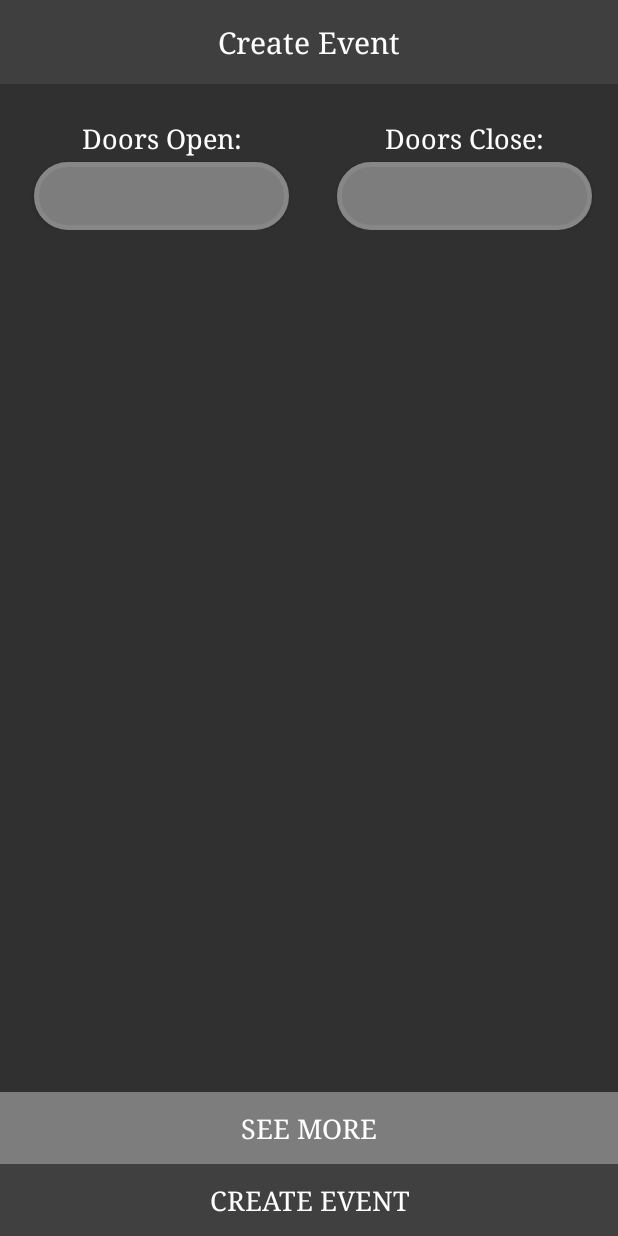
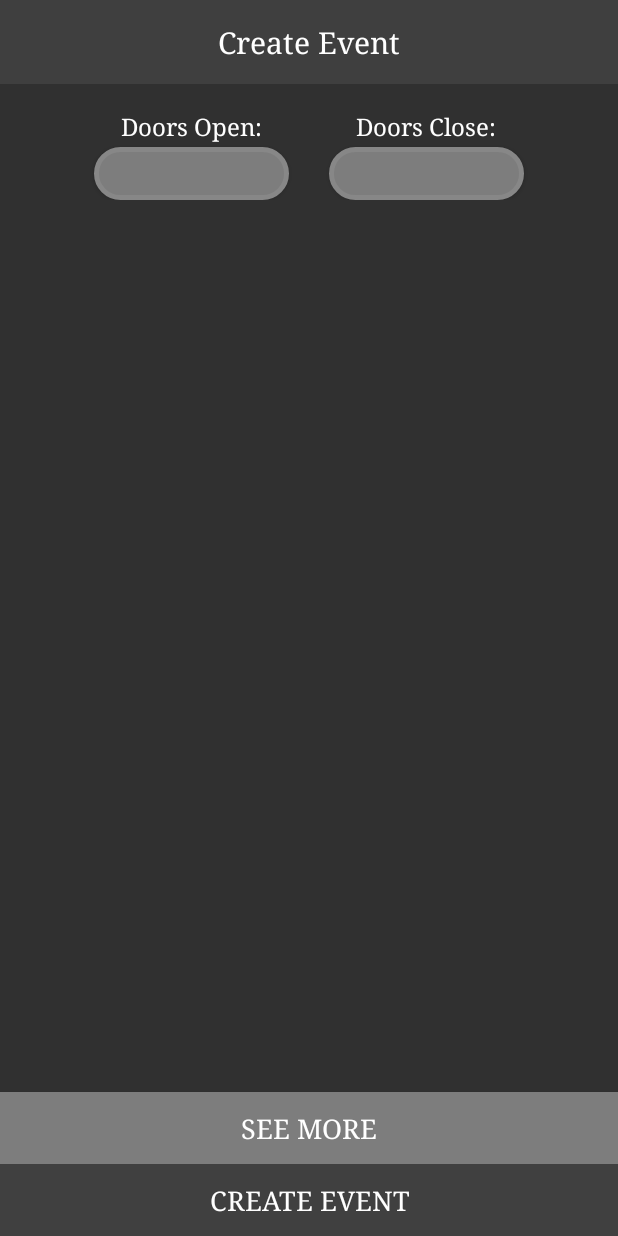
Before and after one commit to chuckan13/digitalpassbookclient, an Android app: the layout fragment_create_event.xml on its own in the app's theme, with its tools: preview values and no code run, on a phone screen of 412 x 824 dp. Run offline under Robolectric (Android 15) with nearby library versions, the phone set to English and light mode, and no system bars; network calls fail.

Commit message:
Updated for Dondero's Phone

```diff
--- a/digitalpassbook2/app/src/main/java/com/example/digitalpassbook2/organization/home/OrganizationEventListAdapter.kt
+++ b/digitalpassbook2/app/src/main/java/com/example/digitalpassbook2/organization/home/OrganizationEventListAdapter.kt
@@ -80,7 +80,7 @@ class OrganizationEventListAdapter (private val context: Context,
         dialog.setCanceledOnTouchOutside(true)
         dialog.setContentView(R.layout.dialog_organization_listview)
         dialog.window?.setGravity(Gravity.CENTER)
-        dialog.window?.setLayout(900, 700)
+        dialog.window?.setLayout(600, 470)
 
         val distributed = dialog.findViewById<TextView>(R.id.passes_distributed)
         event.id.let { it1 -> organizationEventListViewModel.getStudents(it1) }
--- a/digitalpassbook2/app/src/main/res/layout-v21/adapter_student_pass_list.xml
+++ b/digitalpassbook2/app/src/main/res/layout-v21/adapter_student_pass_list.xml
@@ -17,9 +17,9 @@
         android:layout_height="30dp"
         android:layout_alignParentStart ="true"
         android:layout_centerVertical="true"
-        android:layout_marginTop="8dp"
-        android:layout_marginStart="8dp"
-        android:layout_marginBottom="8dp"
+        android:layout_marginTop="5dp"
+        android:layout_marginStart="5dp"
+        android:layout_marginBottom="5dp"
         android:focusable="false"
         android:focusableInTouchMode="false"
         tools:ignore="RtlSymmetry"
--- a/digitalpassbook2/app/src/main/res/layout/fragment_create_event.xml
+++ b/digitalpassbook2/app/src/main/res/layout/fragment_create_event.xml
@@ -40,7 +40,7 @@
         android:layout_gravity="center"
         android:layout_marginStart="@dimen/activity_horizontal_margin"
         android:layout_marginEnd="@dimen/activity_horizontal_margin"
-        android:layout_marginTop="24dp"
+        android:layout_marginTop="17dp"
         android:orientation="horizontal" >
 
         <LinearLayout
@@ -56,9 +56,9 @@
                 android:text="@string/doors_open_text"
                 android:typeface="serif"
                 android:textColor="#FFFFFF"
-                android:textSize="18sp"
-                android:layout_marginStart="10dp"
-                android:layout_marginEnd="16dp" >
+                android:textSize="16sp"
+                android:layout_marginStart="7dp"
+                android:layout_marginEnd="11dp" >
             </TextView>
 
             <Button
@@ -67,17 +67,17 @@
                 android:layout_gravity="center"
                 android:textColor="#FFFFFF"
                 android:typeface="serif"
-                android:textSize="16sp"
-                android:layout_width="170dp"
-                android:layout_height="45dp"
+                android:textSize="14sp"
+                android:layout_width="130dp"
+                android:layout_height="35dp"
                 android:background="@drawable/button_one"
                 android:shadowColor="#000000"
                 android:shadowDx="0"
                 android:shadowDy="0"
                 android:shadowRadius="5"
-                android:layout_marginTop="4dp"
-                android:layout_marginStart="10dp"
-                android:layout_marginEnd="16dp" />
+                android:layout_marginTop="3dp"
+                android:layout_marginStart="7dp"
+                android:layout_marginEnd="11dp" />
 
         </LinearLayout>
 
@@ -94,9 +94,9 @@
                 android:text="@string/doors_close_text"
                 android:textColor="#FFFFFF"
                 android:typeface="serif"
-                android:textSize="18sp"
-                android:layout_marginStart="16dp"
-                android:layout_marginEnd="10dp" >
+                android:textSize="16sp"
+                android:layout_marginStart="11dp"
+                android:layout_marginEnd="7dp" >
             </TextView>
 
             <Button
@@ -105,17 +105,17 @@
                 android:layout_gravity="center"
                 android:textColor="#FFFFFF"
                 android:typeface="serif"
-                android:textSize="16sp"
-                android:layout_width="170dp"
-                android:layout_height="45dp"
+                android:textSize="14sp"
+                android:layout_width="130dp"
+                android:layout_height="35dp"
                 android:background="@drawable/button_one"
                 android:shadowColor="#000000"
                 android:shadowDx="0"
                 android:shadowDy="0"
                 android:shadowRadius="5"
-                android:layout_marginTop="4dp"
-                android:layout_marginStart="16dp"
-                android:layout_marginEnd="10dp" />
+                android:layout_marginTop="3dp"
+                android:layout_marginStart="11dp"
+                android:layout_marginEnd="7dp" />
 
         </LinearLayout>
 
@@ -132,12 +132,12 @@
         android:importantForAutofill="no"
         android:inputType="text"
         android:maxLength="30"
-        android:textSize="16sp"
-        android:layout_marginTop="16dp"
-        android:layout_marginStart="16dp"
-        android:layout_marginLeft="16dp"
-        android:layout_marginEnd="16dp"
-        android:layout_marginRight="16dp"
+        android:textSize="14sp"
+        android:layout_marginTop="11dp"
+        android:layout_marginStart="11dp"
+        android:layout_marginLeft="11dp"
+        android:layout_marginEnd="11dp"
+        android:layout_marginRight="11dp"
         app:layout_constraintTop_toBottomOf="@id/date_time_picker_buttons"
         app:layout_constraintStart_toStartOf="parent"
         app:layout_constraintLeft_toLeftOf="parent"/>
@@ -153,12 +153,12 @@
         android:importantForAutofill="no"
         android:inputType="text"
         android:maxLength="30"
-        android:textSize="16sp"
-        android:layout_marginTop="16dp"
-        android:layout_marginStart="16dp"
-        android:layout_marginLeft="16dp"
-        android:layout_marginEnd="16dp"
-        android:layout_marginRight="16dp"
+        android:textSize="14sp"
+        android:layout_marginTop="11dp"
+        android:layout_marginStart="11dp"
+        android:layout_marginLeft="11dp"
+        android:layout_marginEnd="11dp"
+        android:layout_marginRight="11dp"
         app:layout_constraintTop_toBottomOf="@id/date_time_picker_buttons"
         app:layout_constraintStart_toEndOf="@id/event_title"
         app:layout_constraintLeft_toRightOf="@id/event_title"
@@ -176,14 +176,14 @@
         android:importantForAutofill="no"
         android:inputType="text"
         android:maxLength="30"
-        android:textSize="16sp"
+        android:textSize="14sp"
         app:layout_constraintStart_toStartOf="parent"
         app:layout_constraintLeft_toLeftOf="parent"
         app:layout_constraintEnd_toStartOf="parent"
         app:layout_constraintRight_toRightOf="parent"
         android:layout_marginStart="@dimen/activity_horizontal_margin"
         android:layout_marginEnd="@dimen/activity_horizontal_margin"
-        android:layout_marginTop="8dp"
+        android:layout_marginTop="5dp"
         app:layout_constraintTop_toBottomOf="@+id/event_title" />
 
     <GridLayout
@@ -197,7 +197,7 @@
         android:gravity="center"
         android:layout_marginStart="@dimen/activity_horizontal_margin"
         android:layout_marginEnd="@dimen/activity_horizontal_margin"
-        android:layout_marginTop="16dp"
+        android:layout_marginTop="11dp"
         android:columnCount="4"
         android:rowCount="3"
         android:orientation="horizontal" >
@@ -206,7 +206,7 @@
             android:id="@+id/textview7"
             android:layout_gravity="start|center"
             android:text="@string/passes_per_member"
-            android:textSize="16sp"
+            android:textSize="14sp"
             android:typeface="serif"
             android:textColor="#FFFFFF"
             android:layout_marginEnd="2dp" />
@@ -215,29 +215,29 @@
             android:id="@+id/number"
             android:textColor="#FFFFFF"
             android:typeface="serif"
-            android:textSize="16sp"
+            android:textSize="14sp"
             android:background="@drawable/button_one"
             android:shadowColor="#000000"
             android:layout_gravity="start|center"
-            android:layout_marginEnd="8dp"
+            android:layout_marginEnd="5dp"
             android:layout_width="35dp"
             android:layout_height="25dp" />
 
         <TextView
             android:id="@+id/textview1"
             android:layout_gravity="start|center"
-            android:layout_marginTop="20dp"
+            android:layout_marginTop="14dp"
             android:layout_marginEnd="2dp"
             android:text="@string/transferability_text"
-            android:textSize="16sp"
+            android:textSize="14sp"
             android:typeface="serif"
             android:textColor="#FFFFFF" />
 
         <Switch
             android:id="@+id/transferability"
             android:layout_gravity="start|center"
-            android:layout_marginTop="20dp"
-            android:layout_marginEnd="8dp"
+            android:layout_marginTop="14dp"
+            android:layout_marginEnd="5dp"
             android:layout_width="wrap_content"
             android:layout_height="wrap_content"
             android:checked="true"/>
@@ -252,7 +252,7 @@
             android:hint="@string/invite_a_guest"
             android:inputType="text"
             android:textColor="#FFFFFF"
-            android:textSize="16sp" />
+            android:textSize="14sp" />
 
         <ImageButton
             android:id="@+id/add_invited"
@@ -267,52 +267,52 @@
         <TextView
             android:id="@+id/textview4"
             android:layout_gravity="start|center"
-            android:layout_marginTop="24dp"
+            android:layout_marginTop="17dp"
             android:layout_marginEnd="2dp"
             android:text="@string/opening_visible"
-            android:textSize="16sp"
+            android:textSize="14sp"
             android:typeface="serif"
             android:textColor="#FFFFFF" />
 
         <Switch
             android:id="@+id/viewable_opening_time"
             android:layout_gravity="start|center"
-            android:layout_marginTop="24dp"
+            android:layout_marginTop="17dp"
             android:layout_width="wrap_content"
             android:layout_height="wrap_content" />
 
         <TextView
             android:id="@+id/textview5"
             android:layout_gravity="start|center"
-            android:layout_marginTop="24dp"
+            android:layout_marginTop="17dp"
             android:layout_marginEnd="2dp"
             android:text="@string/closing_date_visible"
-            android:textSize="16sp"
+            android:textSize="14sp"
             android:typeface="serif"
             android:textColor="#FFFFFF" />
 
         <Switch
             android:id="@+id/viewable_closing_date"
             android:layout_gravity="start|center"
-            android:layout_marginTop="24dp"
-            android:layout_marginEnd="8dp"
+            android:layout_marginTop="17dp"
+            android:layout_marginEnd="5dp"
             android:layout_width="wrap_content"
             android:layout_height="wrap_content" />
 
         <TextView
             android:id="@+id/textview6"
             android:layout_gravity="start|center"
-            android:layout_marginTop="24dp"
+            android:layout_marginTop="17dp"
             android:layout_marginEnd="2dp"
             android:text="@string/closing_visible"
-            android:textSize="16sp"
+            android:textSize="14sp"
             android:typeface="serif"
             android:textColor="#FFFFFF" />
 
         <Switch
             android:id="@+id/viewable_closing_time"
             android:layout_gravity="start|center"
-            android:layout_marginTop="24dp"
+            android:layout_marginTop="17dp"
             android:layout_width="wrap_content"
             android:layout_height="wrap_content" />
 
@@ -330,7 +330,7 @@
         android:layout_gravity="center"
         android:layout_marginStart="@dimen/activity_horizontal_margin"
         android:layout_marginEnd="@dimen/activity_horizontal_margin"
-        android:layout_marginTop="24dp"
+        android:layout_marginTop="17dp"
         android:orientation="horizontal" >
 
         <AutoCompleteTextView
@@ -343,7 +343,7 @@
             android:hint="@string/add_a_bouncer"
             android:inputType="text"
             android:textColor="#FFFFFF"
-            android:textSize="16sp" />
+            android:textSize="14sp" />
 
         <ImageButton
             android:id="@+id/add_bouncer_button"
--- a/digitalpassbook2/app/src/main/res/values/dimens.xml
+++ b/digitalpassbook2/app/src/main/res/values/dimens.xml
@@ -1,5 +1,5 @@
 <resources>
     <!-- Default screen margins, per the Android Design guidelines. -->
-    <dimen name="activity_horizontal_margin">16dp</dimen>
-    <dimen name="activity_vertical_margin">16dp</dimen>
+    <dimen name="activity_horizontal_margin">11dp</dimen>
+    <dimen name="activity_vertical_margin">11dp</dimen>
 </resources>
```
Also changed, not shown: digitalpassbook2/app/src/main/res/layout/adapter_organization_event_list.xml (+10 -10 lines), digitalpassbook2/app/src/main/res/layout/adapter_student_event_list.xml (+11 -11 lines), digitalpassbook2/app/src/main/res/layout/fragment_edit_event.xml (+47 -47 lines).
